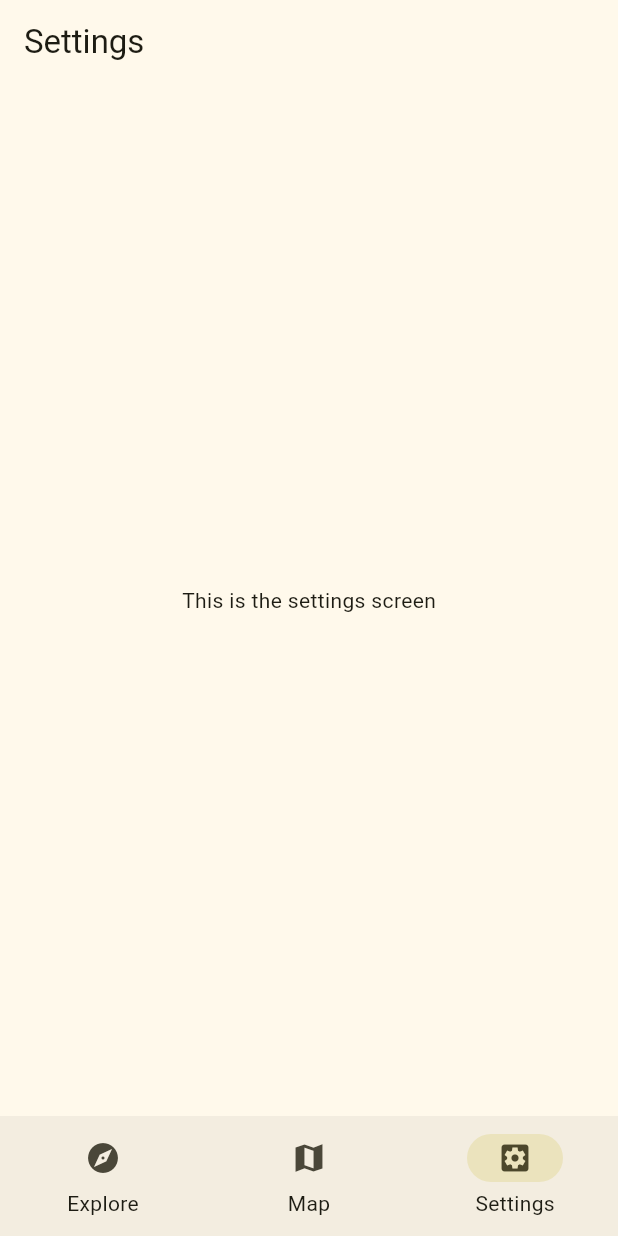
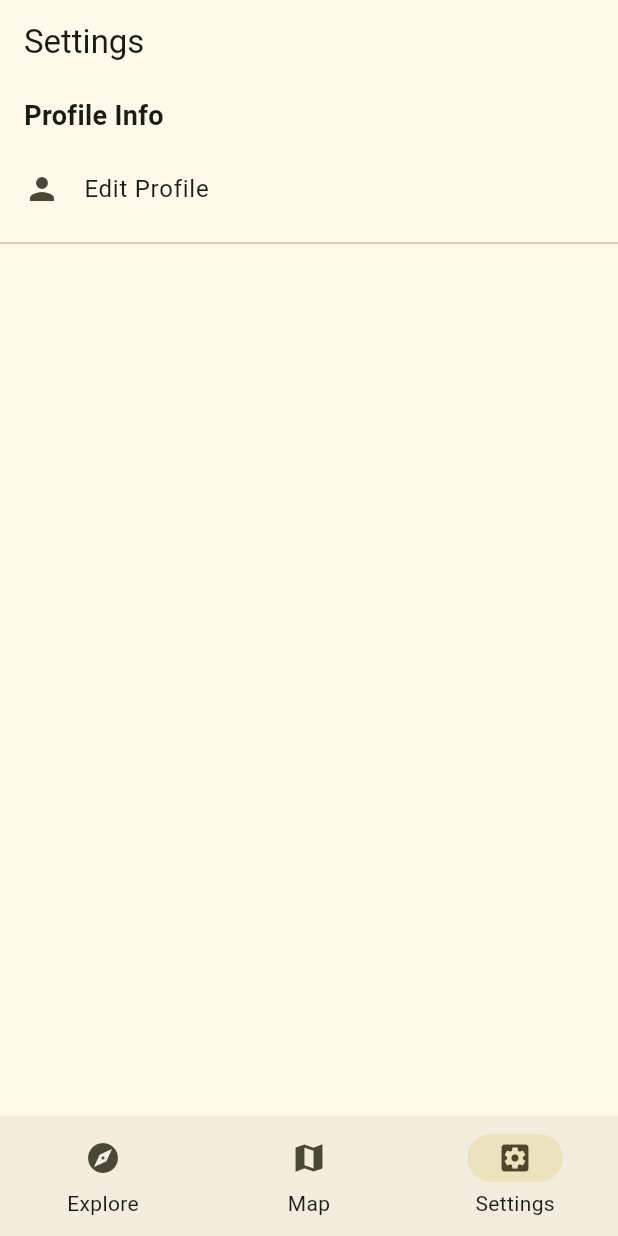
Before and after one commit to Eric19La/Mystery-Munch, a Flutter app: the screen it shows after launch, item 3 of the bottom bar chosen, on a phone screen of 412 x 824 dp. Run offline on Flutter 3.47's test engine with Material 3 defaults, Android fonts, the phone set to English and light mode, and no system bars; our stand-ins replace flutter_map, latlong2.

Commit message:
Working on Settings Screen

```diff
--- a/mobile_app/lib/screens/settings_screen.dart
+++ b/mobile_app/lib/screens/settings_screen.dart
@@ -8,9 +8,17 @@ class SettingsScreen extends StatelessWidget {
   @override
   Widget build(BuildContext context) {
     return Scaffold(
-      appBar: AppBar(title: Text("Settings")),
-      body: Center(
-        child: Text("This is the settings screen"),
+      appBar: AppBar(
+        title: Text("Settings"),
+        // elevation: 0,
+        // toolbarHeight: 40,
+      ),
+      body: ListView(
+        children: const [
+          SectionHeader(title: "Profile Info"),
+          ListTile(leading: Icon(Icons.person), title: Text("Edit Profile")),
+          Divider(),
+        ],
       ),
 
       // Nav Bar
@@ -21,3 +29,20 @@ class SettingsScreen extends StatelessWidget {
     );
   }
 }
+
+
+class SectionHeader extends StatelessWidget {
+  final String title;
+  const SectionHeader({super.key, required this.title});
+
+  @override
+  Widget build(BuildContext context) {
+    return Padding(
+      padding: const EdgeInsets.symmetric(horizontal: 16, vertical: 8),
+      child: Text(
+        title,
+        style: const TextStyle(fontSize: 18, fontWeight: FontWeight.bold),
+      ),
+    );
+  }
+}
```
